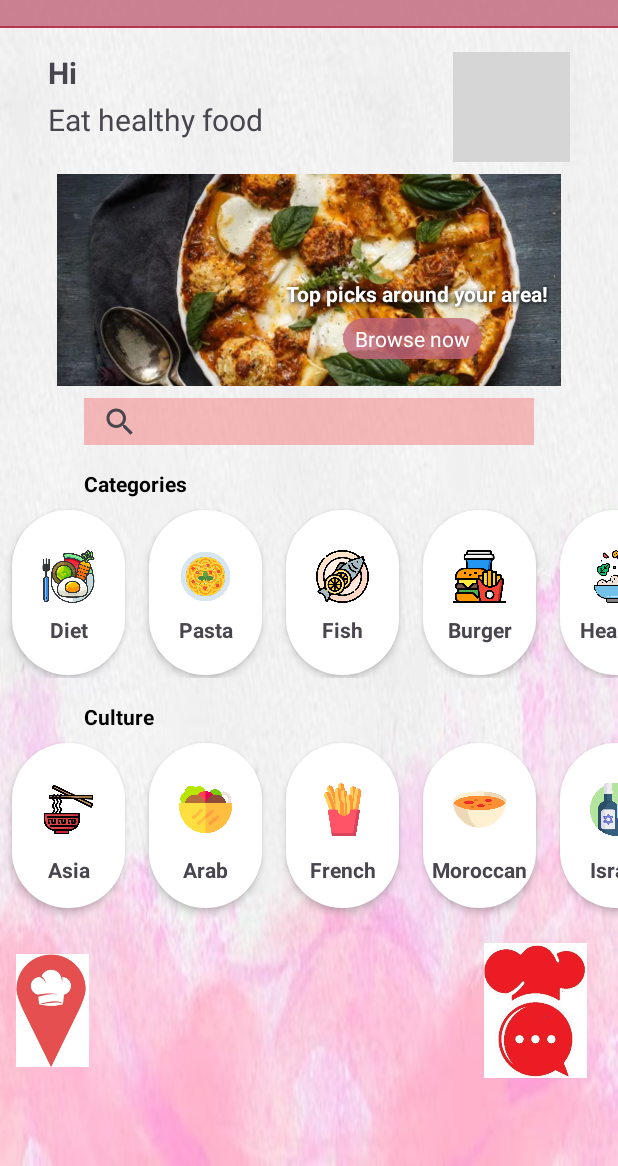
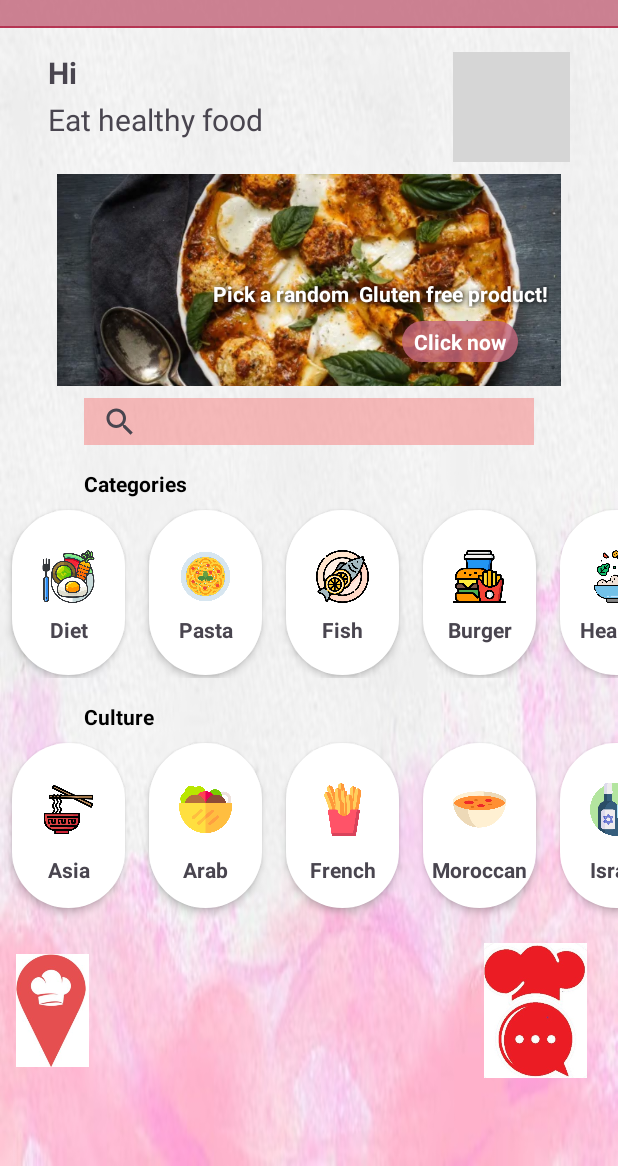
Before and after one commit to OkaviDaniel/TheLocalPlates, an Android app: the screen it shows after launch once a user with an empty profile is signed in (MainActivity), on a phone screen of 412 x 824 dp, the part 70-1236 px from its top. Run offline under Robolectric (Android 15) with nearby library versions, the phone set to English and light mode, and no system bars; our stand-ins replace Firebase (no records; nobody signed in at launch, a user with empty details on screens opened directly), Picasso; grey boxes are pictures that could not be loaded.

Commit message:
Some little changes

```diff
--- a/app/src/main/java/com/example/thelocalplates8/activity/MainActivity.java
+++ b/app/src/main/java/com/example/thelocalplates8/activity/MainActivity.java
@@ -3,6 +3,7 @@ package com.example.thelocalplates8.activity;
 import androidx.appcompat.app.AppCompatActivity;
 import androidx.appcompat.widget.SearchView;
 import androidx.appcompat.widget.Toolbar;
+import androidx.constraintlayout.widget.ConstraintLayout;
 import androidx.recyclerview.widget.LinearLayoutManager;
 import androidx.recyclerview.widget.RecyclerView;
 
@@ -19,6 +20,7 @@ import android.view.View;
 import android.widget.ImageView;
 //import android.widget.SearchView;
 import android.widget.TextView;
+import android.widget.Toast;
 
 import com.example.thelocalplates8.Controllers.CustomerController;
 import com.example.thelocalplates8.Controllers.ProductController;
@@ -41,6 +43,8 @@ public class MainActivity extends AppCompatActivity {
       private ImageView profileImage;
       private TextView helloName;
       private SearchView searchView;
+
+      private ConstraintLayout constraintLayoutBtn;
 
     @Override
     protected void onCreate(Bundle savedInstanceState) {
@@ -125,6 +129,15 @@ public class MainActivity extends AppCompatActivity {
             }
         });
 
+        constraintLayoutBtn.setOnClickListener(new View.OnClickListener() {
+            @Override
+            public void onClick(View v) {
+                Intent intent = new Intent(MainActivity.this, ResultsActivity.class);
+                intent.putExtra("SEARCH_TYPE", "random_pick");
+                startActivity(intent);
+            }
+        });
+
     }
 
     private void recyclerViewCategory() {
@@ -180,6 +193,7 @@ public class MainActivity extends AppCompatActivity {
         profileImage = (ImageView) findViewById(R.id.imageViewMainProfile);
         helloName = (TextView) findViewById(R.id.textViewHelloName);
         searchView = (SearchView) findViewById(R.id.searchView);
+        constraintLayoutBtn = (ConstraintLayout) findViewById(R.id.constraintLayoutBtn);
     }
 
     private void logoutUser() {
--- a/app/src/main/java/com/example/thelocalplates8/adapters/ProductResultAdapter.java
+++ b/app/src/main/java/com/example/thelocalplates8/adapters/ProductResultAdapter.java
@@ -51,10 +51,10 @@ public class ProductResultAdapter extends RecyclerView.Adapter<ProductResultAdap
         holder.tvInventoryAmount.setText("Inventory: " + product.getInventoryAmount());
         holder.tvCulture.setText("Culture: " + product.getCulture());
         if(product.isGlutenIncluded()){
-            holder.tvGluten.setText("Gluten free: No");
+            holder.tvGluten.setText("Gluten included");
             holder.tvGluten.setTextColor(Color.RED);
         }else{
-            holder.tvGluten.setText("Gluten free: Yes");
+            holder.tvGluten.setText("Gluten free");
             holder.tvGluten.setTextColor(Color.GREEN);
         }
 
--- a/app/src/main/res/layout/activity_main.xml
+++ b/app/src/main/res/layout/activity_main.xml
@@ -108,7 +108,7 @@
                         android:shadowDx="1"
                         android:shadowDy="1"
                         android:shadowRadius="4"
-                        android:text="Top picks around your area!"
+                        android:text="Pick a random  Gluten free product!"
                         android:textColor="#FFFFFF"
                         android:textStyle="bold"
                         app:layout_constraintBottom_toBottomOf="parent"
@@ -118,15 +118,16 @@
                         app:layout_constraintVertical_bias="0.614" />
 
                     <androidx.constraintlayout.widget.ConstraintLayout
+                        android:id="@+id/constraintLayoutBtn"
                         android:layout_width="wrap_content"
                         android:layout_height="wrap_content"
                         android:background="@drawable/pink_background"
                         app:layout_constraintBottom_toBottomOf="parent"
                         app:layout_constraintEnd_toEndOf="@+id/textView16"
-                        app:layout_constraintHorizontal_bias="0.457"
+                        app:layout_constraintHorizontal_bias="0.858"
                         app:layout_constraintStart_toStartOf="@+id/textView16"
                         app:layout_constraintTop_toBottomOf="@+id/textView16"
-                        app:layout_constraintVertical_bias="0.27">
+                        app:layout_constraintVertical_bias="0.36">
 
                         <TextView
                             android:id="@+id/textView17"
@@ -136,8 +137,9 @@
                             android:layout_marginTop="4dp"
                             android:layout_marginEnd="8dp"
                             android:layout_marginBottom="4dp"
-                            android:text="Browse now"
+                            android:text="Click now"
                             android:textColor="#FFFFFF"
+                            android:textStyle="bold"
                             app:layout_constraintBottom_toBottomOf="parent"
                             app:layout_constraintEnd_toEndOf="parent"
                             app:layout_constraintHorizontal_bias="0.0"
```
Also changed, not shown: app/src/main/java/com/example/thelocalplates8/Controllers/ProductController.java (+43 -0 lines), app/src/main/java/com/example/thelocalplates8/activity/ResultsActivity.java (+13 -0 lines), app/src/main/java/com/example/thelocalplates8/adapters/OtherBusinessAdapter.java (+7 -0 lines).
